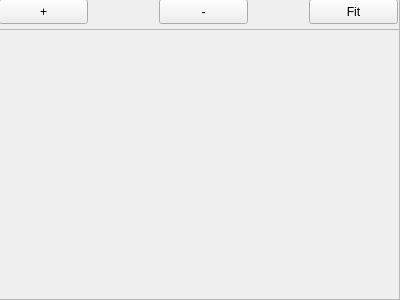
This is imageviewer.ui in rohezal/crackvisualizer as Qt 5 draws it before an edit. The edited form follows.
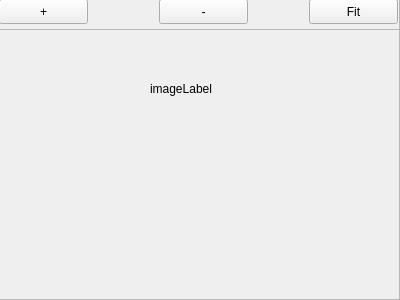
This is the edited form.

Commit message: fixed image viewer code, not included yet

Diff of the .ui file:
```diff
--- a/imageviewer.ui
+++ b/imageviewer.ui
@@ -88,6 +88,19 @@
        <height>269</height>
       </rect>
      </property>
+     <widget class="QLabel" name="imageLabel">
+      <property name="geometry">
+       <rect>
+        <x>150</x>
+        <y>50</y>
+        <width>67</width>
+        <height>17</height>
+       </rect>
+      </property>
+      <property name="text">
+       <string>imageLabel</string>
+      </property>
+     </widget>
     </widget>
    </widget>
   </widget>
```
The commit also changes 3 other files.
